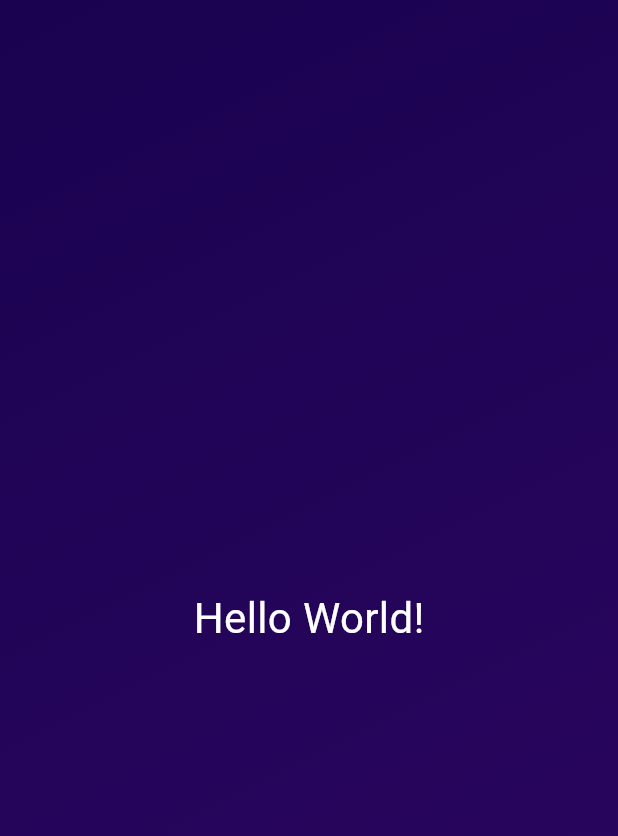
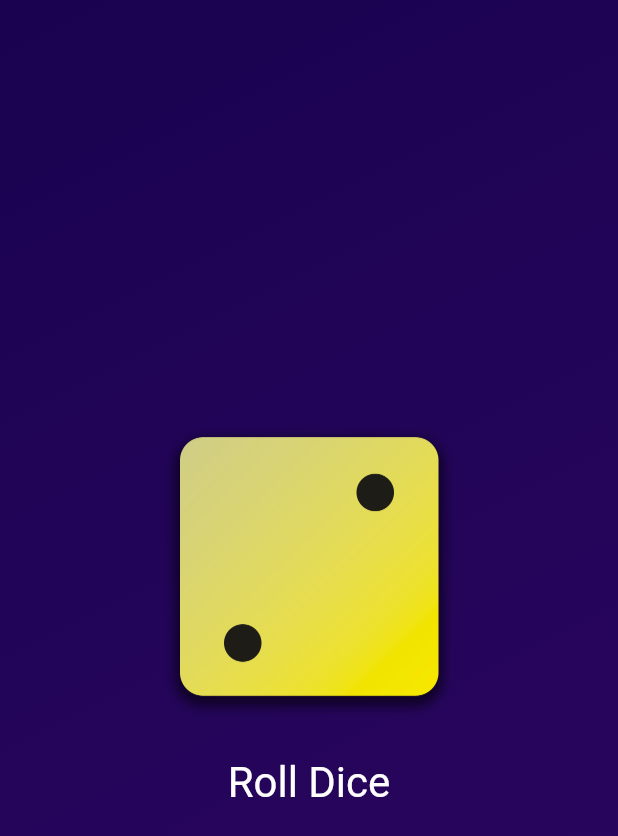
Before and after one commit to MentalJava/first-app, a Flutter app: the screen it shows after launch, on a phone screen of 412 x 824 dp. Shown: the top 836 px of the screen. Run offline on Flutter 3.47's test engine with Material 3 defaults, Android fonts, the phone set to English and light mode, and no system bars.

Commit message:
Roll Dice

```diff
--- /dev/null
+++ b/first_app/lib/dice_roller.dart
@@ -0,0 +1,53 @@
+import 'dart:math';
+
+import 'package:flutter/material.dart';
+
+final randomizer = Random();
+
+class DiceRoller extends StatefulWidget {
+  const DiceRoller({super.key});
+
+  @override
+  State<DiceRoller> createState() {
+    return _DiceRollerState();
+  }
+}
+
+class _DiceRollerState extends State<DiceRoller> {
+  var currentDiceRoll = 2;
+
+  void rollDice() {
+    setState(() {
+      currentDiceRoll = randomizer.nextInt(6) + 1;
+    });
+  }
+
+  @override
+  Widget build(context) {
+    return Column(
+      mainAxisSize: MainAxisSize.min,
+      children: [
+        Image.asset(
+          'assets/images/dice-$currentDiceRoll.png',
+          width: 200,
+        ),
+        const SizedBox(
+          height: 20,
+        ),
+        TextButton(
+          onPressed: rollDice,
+          style: TextButton.styleFrom(
+            // padding: EdgeInsets.only(
+            //   top: 20,
+            // ),
+            foregroundColor: Colors.white,
+            textStyle: const TextStyle(
+              fontSize: 28,
+            ),
+          ),
+          child: const Text('Roll Dice'),
+        )
+      ],
+    );
+  }
+}
--- /dev/null
+++ b/first_app/lib/gradient_container.dart
@@ -0,0 +1,28 @@
+import 'package:first_app/dice_roller.dart';
+import 'package:flutter/material.dart';
+
+const startAlignment = Alignment.topLeft;
+const endAlignment = Alignment.bottomRight;
+
+class GradientContainer extends StatelessWidget {
+  const GradientContainer(this.startGradient, this.endGradient, {super.key});
+
+  final Color startGradient;
+  final Color endGradient;
+
+  @override
+  Widget build(context) {
+    return Container(
+      decoration: BoxDecoration(
+        gradient: LinearGradient(
+          colors: [startGradient, endGradient],
+          begin: startAlignment,
+          end: endAlignment,
+        ),
+      ),
+      child: Center(
+        child: DiceRoller(),
+      ),
+    );
+  }
+}
--- a/first_app/lib/main.dart
+++ b/first_app/lib/main.dart
@@ -1,40 +1,15 @@
 import 'package:flutter/material.dart';
+import 'package:first_app/gradient_container.dart';
 
 void main() {
   runApp(
     const MaterialApp(
       home: Scaffold(
-        body: GradientContainer(),
+        body: GradientContainer(
+          Color.fromARGB(255, 26, 2, 80),
+          Color.fromARGB(255, 45, 7, 98),
+        ),
       ),
     ),
   );
 }
-
-class GradientContainer extends StatelessWidget {
-  const GradientContainer({super.key});
-
-  @override
-  Widget build(context) {
-    return Container(
-      decoration: const BoxDecoration(
-        gradient: LinearGradient(
-          colors: [
-            Color.fromARGB(255, 26, 2, 80),
-            Color.fromARGB(255, 45, 7, 98)
-          ],
-          begin: Alignment.topLeft,
-          end: Alignment.bottomRight,
-        ),
-      ),
-      child: const Center(
-        child: Text(
-          'Hello World!',
-          style: TextStyle(
-            color: Colors.white,
-            fontSize: 28,
-          ),
-        ),
-      ),
-    );
-  }
-}
--- /dev/null
+++ b/first_app/lib/styled_text.dart
@@ -0,0 +1,18 @@
+import 'package:flutter/material.dart';
+
+class StyldeText extends StatelessWidget {
+  const StyldeText(this.text, {super.key});
+
+  final String text;
+
+  @override
+  Widget build(context) {
+    return Text(
+      text,
+      style: const TextStyle(
+        color: Colors.white,
+        fontSize: 28,
+      ),
+    );
+  }
+}
```
Also changed, not shown: first_app/pubspec.yaml (+9 -7 lines), first_app/assets/images/dice-1.png (added), first_app/assets/images/dice-2.png (added), first_app/assets/images/dice-3.png (added), first_app/assets/images/dice-4.png (added), first_app/assets/images/dice-5.png (added), first_app/assets/images/dice-6.png (added).
